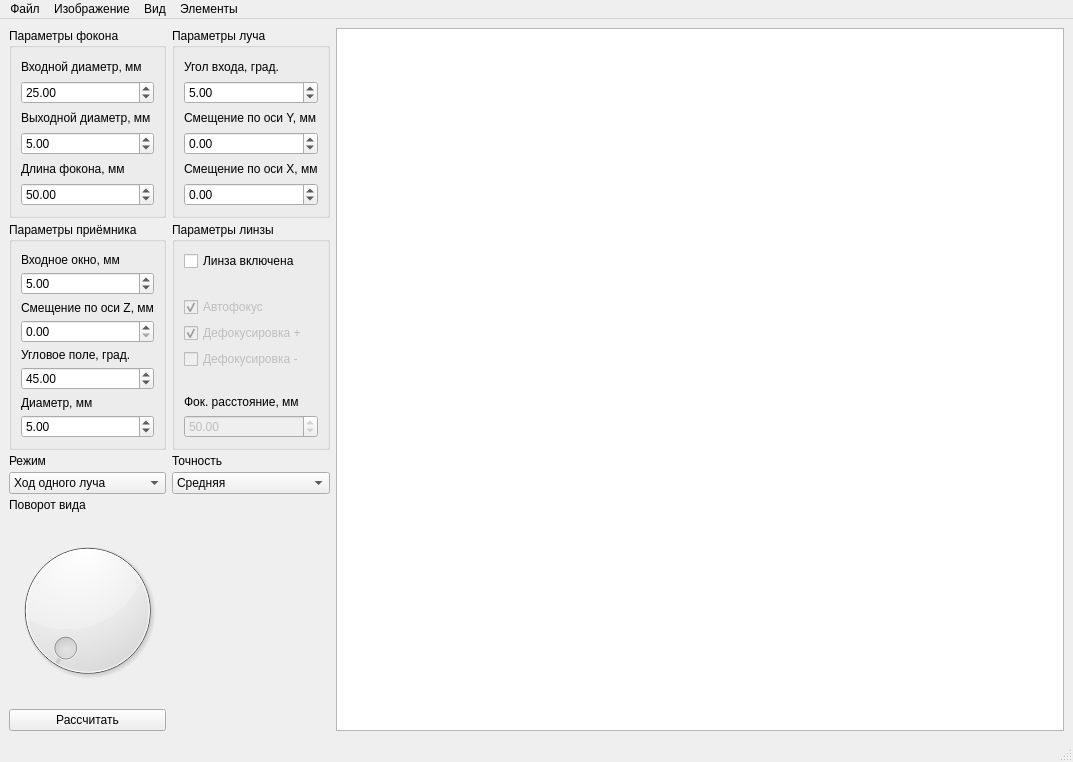
Above: mainwindow.ui from cool-palace/Focon before the change. Below: the same form after it.
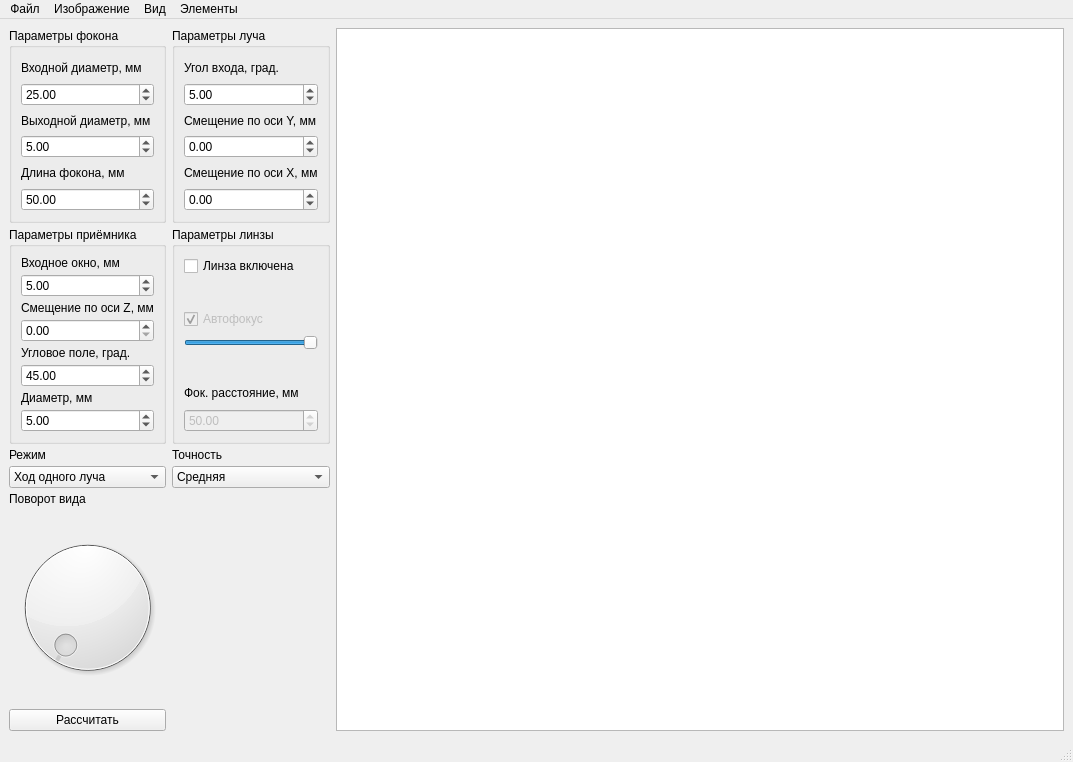
That is the form after the change.

```diff
--- a/mainwindow.ui
+++ b/mainwindow.ui
@@ -71,23 +71,7 @@
            <string>Параметры линзы</string>
           </property>
           <layout class="QGridLayout" name="gridLayout_6">
-           <item row="6" column="0">
-            <widget class="QCheckBox" name="defocus_minus">
-             <property name="enabled">
-              <bool>false</bool>
-             </property>
-             <property name="sizePolicy">
-              <sizepolicy hsizetype="Minimum" vsizetype="Preferred">
-               <horstretch>0</horstretch>
-               <verstretch>0</verstretch>
-              </sizepolicy>
-             </property>
-             <property name="text">
-              <string>Дефокусировка -</string>
-             </property>
-            </widget>
-           </item>
-           <item row="4" column="0">
+           <item row="5" column="0">
             <widget class="QCheckBox" name="auto_focus">
              <property name="enabled">
               <bool>false</bool>
@@ -158,32 +142,38 @@
              </property>
             </widget>
            </item>
-           <item row="1" column="0">
+           <item row="6" column="0">
+            <widget class="QSlider" name="defocus">
+             <property name="sizePolicy">
+              <sizepolicy hsizetype="Minimum" vsizetype="Fixed">
+               <horstretch>0</horstretch>
+               <verstretch>0</verstretch>
+              </sizepolicy>
+             </property>
+             <property name="minimum">
+              <number>-1</number>
+             </property>
+             <property name="maximum">
+              <number>1</number>
+             </property>
+             <property name="pageStep">
+              <number>1</number>
+             </property>
+             <property name="value">
+              <number>1</number>
+             </property>
+             <property name="orientation">
+              <enum>Qt::Horizontal</enum>
+             </property>
+            </widget>
+           </item>
+           <item row="2" column="0">
             <widget class="QLabel" name="label_3">
              <property name="text">
               <string/>
              </property>
             </widget>
            </item>
-           <item row="5" column="0">
-            <widget class="QCheckBox" name="defocus_plus">
-             <property name="enabled">
-              <bool>false</bool>
-             </property>
-             <property name="sizePolicy">
-              <sizepolicy hsizetype="Minimum" vsizetype="Preferred">
-               <horstretch>0</horstretch>
-               <verstretch>0</verstretch>
-              </sizepolicy>
-             </property>
-             <property name="text">
-              <string>Дефокусировка +</string>
-             </property>
-             <property name="checked">
-              <bool>true</bool>
-             </property>
-            </widget>
-           </item>
           </layout>
          </widget>
         </item>
```
